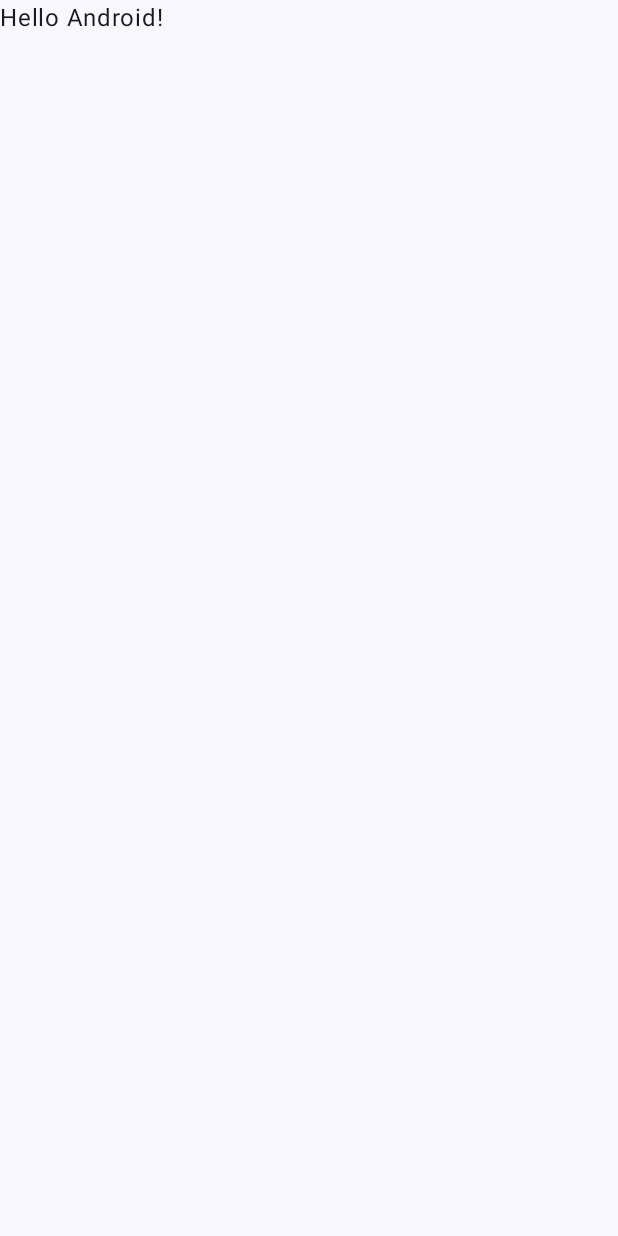
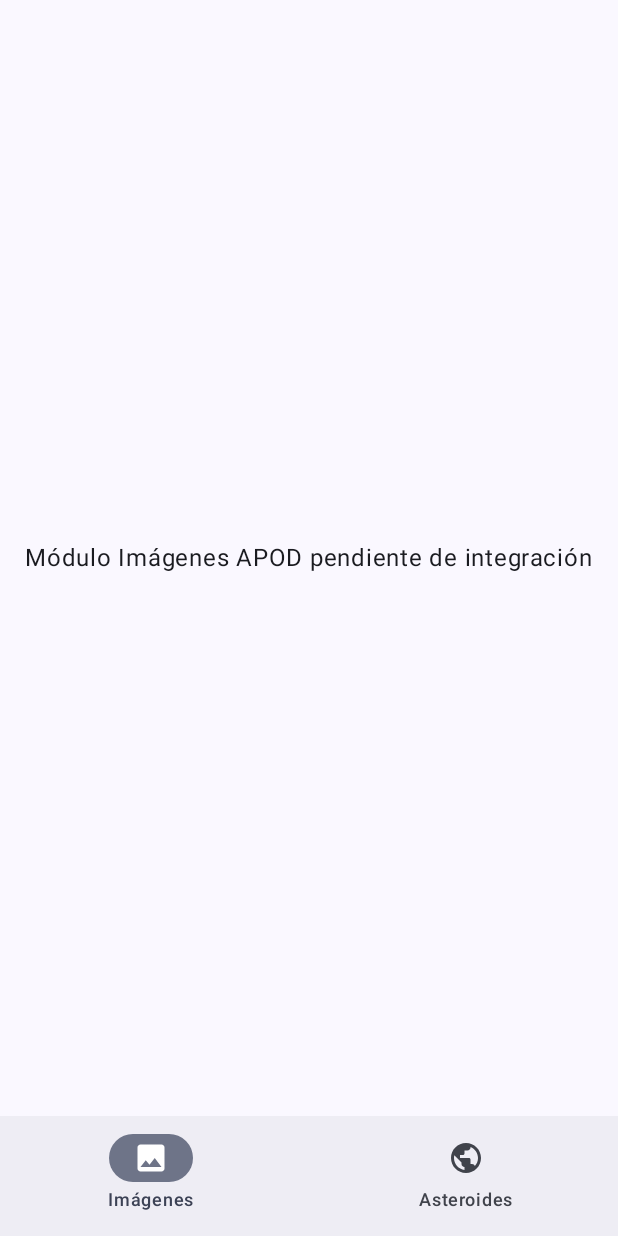
Before and after one commit to Erick-Alexzander/23100421COCHACHI_23100833RUIZPC02, an Android app built with Jetpack Compose: the screen it shows after launch (MainActivity), on a phone screen of 412 x 824 dp. Before the commit the screen is almost empty. Run offline under Robolectric (Android 15) with nearby library versions, the phone set to English and light mode, and no system bars; our stand-ins replace Room's generated code.

Commit message:
Implementar modulo APOD y consumo NASA

```diff
--- a/app/src/main/java/dev/erick/pc02nasa/MainActivity.kt
+++ b/app/src/main/java/dev/erick/pc02nasa/MainActivity.kt
@@ -7,21 +7,45 @@ import androidx.activity.enableEdgeToEdge
 import androidx.compose.foundation.layout.fillMaxSize
 import androidx.compose.foundation.layout.padding
 import androidx.compose.material3.Scaffold
-import androidx.compose.material3.Text
-import androidx.compose.runtime.Composable
 import androidx.compose.ui.Modifier
-import androidx.compose.ui.tooling.preview.Preview
+import androidx.lifecycle.ViewModelProvider
+import androidx.navigation.compose.rememberNavController
+import dev.erick.pc02nasa.data.remote.NeoWsNetwork
+import dev.erick.pc02nasa.presentation.asteroids.AsteroidViewModel
+import dev.erick.pc02nasa.presentation.asteroids.AsteroidViewModelFactory
+import dev.erick.pc02nasa.presentation.navigation.AppNavGraph
+import dev.erick.pc02nasa.presentation.navigation.BottomNavigationBar
 import dev.erick.pc02nasa.ui.theme.PC02NASATheme
 
 class MainActivity : ComponentActivity() {
+
+    private lateinit var asteroidViewModel: AsteroidViewModel
+
     override fun onCreate(savedInstanceState: Bundle?) {
         super.onCreate(savedInstanceState)
         enableEdgeToEdge()
+
+        // Inicialización manual de dependencias
+        val application = application as NasaApplication
+        val database = application.database
+        val api = NeoWsNetwork.neoWsService
+        val factory = AsteroidViewModelFactory(api, database.asteroidDao())
+
+        asteroidViewModel = ViewModelProvider(this, factory)[AsteroidViewModel::class.java]
+
         setContent {
             PC02NASATheme {
-                Scaffold(modifier = Modifier.fillMaxSize()) { innerPadding ->
-                    Greeting(
-                        name = "Android",
+                val navController = rememberNavController()
+
+                Scaffold(
+                    modifier = Modifier.fillMaxSize(),
+                    bottomBar = {
+                        BottomNavigationBar(navController = navController)
+                    }
+                ) { innerPadding ->
+                    AppNavGraph(
+                        navController = navController,
+                        asteroidViewModel = asteroidViewModel,
                         modifier = Modifier.padding(innerPadding)
                     )
                 }
@@ -29,19 +53,3 @@ class MainActivity : ComponentActivity() {
         }
     }
 }
-
-@Composable
-fun Greeting(name: String, modifier: Modifier = Modifier) {
-    Text(
-        text = "Hello $name!",
-        modifier = modifier
-    )
-}
-
-@Preview(showBackground = true)
-@Composable
-fun GreetingPreview() {
-    PC02NASATheme {
-        Greeting("Android")
-    }
-}
--- /dev/null
+++ b/app/src/main/java/dev/erick/pc02nasa/presentation/navigation/AppNavGraph.kt
@@ -0,0 +1,80 @@
+package dev.erick.pc02nasa.presentation.navigation
+
+import androidx.compose.foundation.layout.Box
+import androidx.compose.foundation.layout.fillMaxSize
+import androidx.compose.material3.Text
+import androidx.compose.runtime.Composable
+import androidx.compose.ui.Alignment
+import androidx.compose.ui.Modifier
+import androidx.navigation.NavHostController
+import androidx.navigation.compose.NavHost
+import androidx.navigation.compose.composable
+import dev.erick.pc02nasa.presentation.asteroids.AsteroidViewModel
+import dev.erick.pc02nasa.presentation.asteroids.detail.AsteroidDetailScreen
+import dev.erick.pc02nasa.presentation.asteroids.favorites.AsteroidFavoritesScreen
+import dev.erick.pc02nasa.presentation.asteroids.list.AsteroidScreen
+
+@Composable
+fun AppNavGraph(
+    navController: NavHostController,
+    asteroidViewModel: AsteroidViewModel,
+    modifier: Modifier = Modifier
+) {
+    NavHost(
+        navController = navController,
+        startDestination = "apod",
+        modifier = modifier
+    ) {
+        // ==========================================
+        // MÓDULO APOD (KIARA)
+        // ==========================================
+        composable("apod") {
+            // Kiara: Aquí integrarás tu pantalla principal de APOD.
+            // Ejemplo: ApodScreen(viewModel = apodViewModel)
+            Box(
+                modifier = Modifier.fillMaxSize(),
+                contentAlignment = Alignment.Center
+            ) {
+                Text(text = "Módulo Imágenes APOD pendiente de integración")
+            }
+        }
+
+        // ==========================================
+        // MÓDULO ASTEROIDES (ERICK)
+        // ==========================================
+        composable("asteroids") {
+            AsteroidScreen(
+                viewModel = asteroidViewModel,
+                onNavigateToDetail = { id ->
+                    navController.navigate("asteroid_detail/$id")
+                },
+                onNavigateToFavorites = {
+                    navController.navigate("asteroid_favorites")
+                }
+            )
+        }
+
+        composable("asteroid_detail/{id}") { backStackEntry ->
+            val id = backStackEntry.arguments?.getString("id") ?: return@composable
+            AsteroidDetailScreen(
+                asteroidId = id,
+                viewModel = asteroidViewModel,
+                onNavigateBack = {
+                    navController.popBackStack()
+                }
+            )
+        }
+
+        composable("asteroid_favorites") {
+            AsteroidFavoritesScreen(
+                viewModel = asteroidViewModel,
+                onNavigateToDetail = { id ->
+                    navController.navigate("asteroid_detail/$id")
+                },
+                onNavigateBack = {
+                    navController.popBackStack()
+                }
+            )
+        }
+    }
+}
--- /dev/null
+++ b/app/src/main/java/dev/erick/pc02nasa/presentation/navigation/BottomNavigationBar.kt
@@ -0,0 +1,59 @@
+package dev.erick.pc02nasa.presentation.navigation
+
+import androidx.compose.material.icons.Icons
+import androidx.compose.material.icons.filled.Image
+import androidx.compose.material.icons.filled.Public
+import androidx.compose.material3.Icon
+import androidx.compose.material3.NavigationBar
+import androidx.compose.material3.NavigationBarItem
+import androidx.compose.material3.Text
+import androidx.compose.runtime.Composable
+import androidx.compose.runtime.getValue
+import androidx.compose.ui.graphics.vector.ImageVector
+import androidx.navigation.NavController
+import androidx.navigation.compose.currentBackStackEntryAsState
+
+sealed class BottomNavItem(val route: String, val title: String, val icon: ImageVector) {
+    object Apod : BottomNavItem("apod", "Imágenes", Icons.Default.Image)
+    object Asteroids : BottomNavItem("asteroids", "Asteroides", Icons.Default.Public)
+}
+
+@Composable
+fun BottomNavigationBar(navController: NavController) {
+    val items = listOf(
+        BottomNavItem.Apod,
+        BottomNavItem.Asteroids
+    )
+
+    val navBackStackEntry by navController.currentBackStackEntryAsState()
+    val currentRoute = navBackStackEntry?.destination?.route
+
+    // Ocultar la barra inferior en las pantallas de detalle o favoritos si se prefiere.
+    // De acuerdo a requerimientos es mantener el estado correcto de la barra inferior al cambiar de pantalla,
+    // es buena práctica ocultarlo en "asteroid_detail/{id}" y "asteroid_favorites".
+    val showBottomBar = currentRoute in listOf(BottomNavItem.Apod.route, BottomNavItem.Asteroids.route)
+
+    if (showBottomBar) {
+        NavigationBar {
+            items.forEach { item ->
+                NavigationBarItem(
+                    icon = { Icon(imageVector = item.icon, contentDescription = item.title) },
+                    label = { Text(text = item.title) },
+                    selected = currentRoute == item.route,
+                    onClick = {
+                        navController.navigate(item.route) {
+                            // Evitar la construcción de una pila de navegación infinita
+                            navController.graph.startDestinationRoute?.let { route ->
+                                popUpTo(route) {
+                                    saveState = true
+                                }
+                            }
+                            launchSingleTop = true
+                            restoreState = true
+                        }
+                    }
+                )
+            }
+        }
+    }
+}
```
Also changed, not shown: app/src/main/AndroidManifest.xml (+7 -0 lines).
